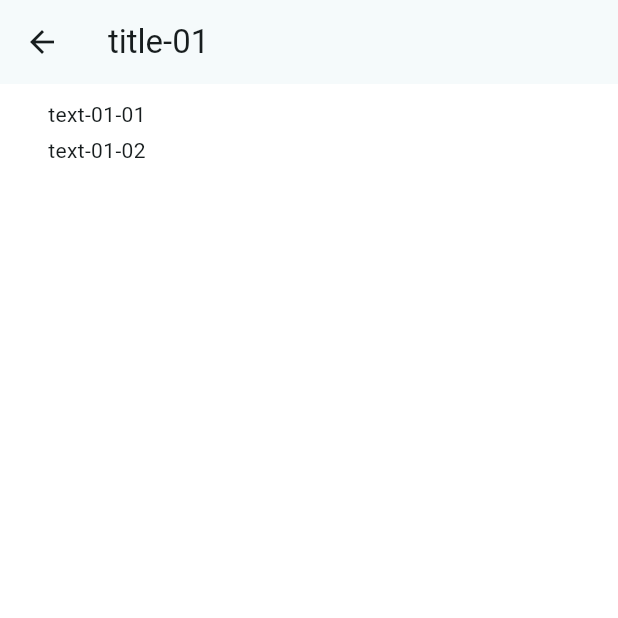
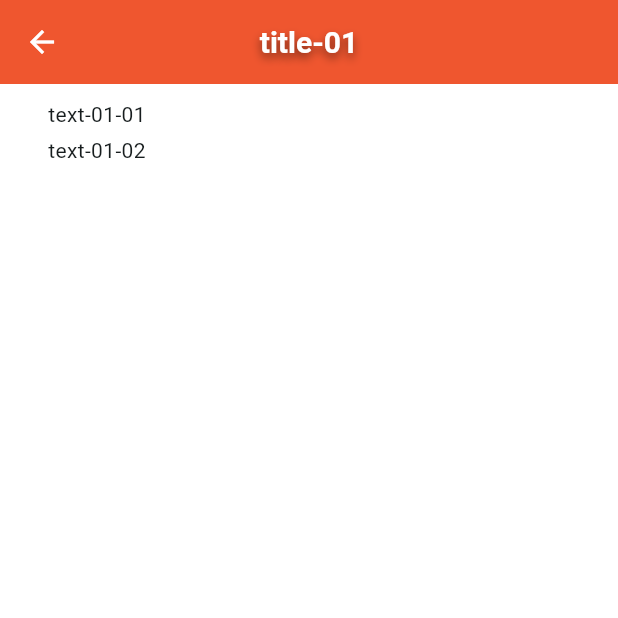
Before and after one commit to echo419/genint-client, a Flutter app: the screen it shows after launch, after a tap on the "login" icon, after a tap on "text-01", on a phone screen of 412 x 824 dp, the top half of it. Run offline on Flutter 3.47's test engine with Material 3 defaults, Android fonts, the phone set to English and light mode, and no system bars; Roboto replaces fonts that are missing (Verdana).

Commit message:
decorations wip

```diff
--- a/lib/globals/colors.dart
+++ b/lib/globals/colors.dart
@@ -4,5 +4,5 @@ class GColors {
   static Color defaultLightGrey = Colors.grey;
   static Color defaultWhite = Colors.white;
   static Color defaultBlack = Colors.black;
-  static Color defaultAmber = Colors.amber;
+  static Color defaultAmber = const Color(0xffef562f);
 }
--- a/lib/globals/decorations.dart
+++ b/lib/globals/decorations.dart
@@ -15,4 +15,16 @@ class GDecorations {
         hintMaxLines: 2,
         hintTextDirection: TextDirection.rtl);
   }
+
+  static Decoration mainContainerDecoration = BoxDecoration(
+      color: Colors.white,
+      borderRadius: const BorderRadius.all(Radius.circular(10)),
+      boxShadow: [
+        BoxShadow(
+          color: Colors.grey.withOpacity(0.5),
+          spreadRadius: 5,
+          blurRadius: 7,
+          offset: const Offset(0, 3),
+        ),
+      ]);
 }
--- a/lib/globals/styles.dart
+++ b/lib/globals/styles.dart
@@ -1,12 +1,28 @@
 import 'package:flutter/material.dart';
+import 'package:genesys_interview/globals/colors.dart';
 
 class GStyles {
   static TextStyle titleStyle =
-      const TextStyle(fontFamily: "verdana", fontSize: 20);
+      const TextStyle(fontFamily: "Verdana", fontSize: 20);
 
-  static TextStyle loginTextFieldStyle = const TextStyle(
+  static TextStyle loginTextFieldStyle = TextStyle(
     fontSize: 20.0,
-    color: Colors.black,
-    fontFamily: "Consolas",
+    color: GColors.defaultBlack,
+    fontFamily: "Verdana",
+  );
+
+  static TextStyle mainTitleStyle = TextStyle(
+    fontSize: 20.0,
+    color: GColors.defaultWhite,
+    fontFamily: "Verdana",
+    fontWeight: FontWeight.bold,
+    shadows: [
+      BoxShadow(
+        color: Colors.black.withOpacity(0.5),
+        spreadRadius: 5,
+        blurRadius: 7,
+        offset: const Offset(0, 3),
+      )
+    ],
   );
 }
--- a/lib/main.dart
+++ b/lib/main.dart
@@ -7,6 +7,7 @@ void main() {
   runApp(ChangeNotifierProvider(
     create: (context) => SharedModel(),
     child: MaterialApp(
+      debugShowCheckedModeBanner: false,
       title: 'Genesys Interview',
       theme: ThemeData(
         colorScheme: ColorScheme.fromSeed(seedColor: Colors.white),
--- a/lib/widgets/app_content_element_widget.dart
+++ b/lib/widgets/app_content_element_widget.dart
@@ -1,4 +1,5 @@
 import 'package:flutter/material.dart';
+import 'package:flutter/widgets.dart';
 import 'package:genesys_interview/messages/app_content_element_view.dart';
 import 'package:genesys_interview/widgets/main_page.dart';
 
@@ -25,6 +26,28 @@ class AppContentElementWidget extends StatelessWidget {
     ));
   }
 
+  void widgetTappedAnimation(BuildContext context) {
+    Navigator.of(context).push(
+        PageRouteBuilder(pageBuilder: (context, animation, secondaryAnimation) {
+      return MainPage(appContentElementView: appContentElementView);
+    }, transitionsBuilder: (context, animation, secondaryAnimation, child) {
+      const begin = Offset(0.0, 1.0);
+      const end = Offset.zero;
+      const curve = Curves.decelerate;
+
+      final tween = Tween(begin: begin, end: end);
+      final curvedAnimation = CurvedAnimation(
+        parent: animation,
+        curve: curve,
+      );
+
+      return SlideTransition(
+        position: tween.animate(curvedAnimation),
+        child: child,
+      );
+    }));
+  }
+
   @override
   Widget build(BuildContext context) {
     if (appContentElementView.children == null ||
@@ -34,7 +57,7 @@ class AppContentElementWidget extends StatelessWidget {
 
     return GestureDetector(
         onTap: () {
-          widgetTapped(context);
+          widgetTappedAnimation(context);
         },
         child: baseWidget);
   }
--- a/lib/widgets/login_page.dart
+++ b/lib/widgets/login_page.dart
@@ -49,14 +49,17 @@ class _LoginPageState extends State<LoginPage> {
       return Scaffold(
           backgroundColor: GColors.defaultWhite,
           body: Center(
+            child: Container(
+              constraints: const BoxConstraints(minWidth: 500, maxWidth: 1024),
               child: Column(
                 mainAxisAlignment: MainAxisAlignment.center,
                 children: [
                   const SizedBox(
                       width: 200,
                       height: 200,
-                    child: Image(image: AssetImage("assets/genesys_logo.jpg"))),
-                const Divider(),
+                      child:
+                          Image(image: AssetImage("assets/genesys_logo.jpg"))),
+                  const SizedBox(width: 500, child: Divider()),
                   SizedBox(
                       width: 500,
                       child: TextField(
@@ -66,7 +69,7 @@ class _LoginPageState extends State<LoginPage> {
                         decoration:
                             GDecorations.loginTextFieldDecoration("Username"),
                       )),
-                const Divider(),
+                  const SizedBox(width: 500, child: Divider()),
                   SizedBox(
                       width: 500,
                       child: TextField(
@@ -77,8 +80,9 @@ class _LoginPageState extends State<LoginPage> {
                         decoration:
                             GDecorations.loginTextFieldDecoration("Password"),
                       )),
-                const Divider()
+                  const SizedBox(width: 500, child: Divider()),
                 ],
+              ),
             ),
           ),
           floatingActionButton: FloatingActionButton(
--- a/lib/widgets/main_page.dart
+++ b/lib/widgets/main_page.dart
@@ -1,5 +1,7 @@
 import 'package:flutter/material.dart';
 import 'package:genesys_interview/globals/colors.dart';
+import 'package:genesys_interview/globals/decorations.dart';
+import 'package:genesys_interview/globals/styles.dart';
 import 'package:genesys_interview/messages/app_content_element_view.dart';
 import 'package:genesys_interview/messages/shared_model.dart';
 import 'package:genesys_interview/widgets/app_content_element_widget.dart';
@@ -15,12 +17,22 @@ class MainPage extends StatelessWidget {
     return Consumer<SharedModel>(builder: (context, sharedModel, child) {
       return Container(
         color: GColors.defaultWhite,
+        child: Center(
+          child: Container(
+            decoration: GDecorations.mainContainerDecoration,
+            constraints: const BoxConstraints(minWidth: 500, maxWidth: 1024),
             child: SafeArea(
               child: Scaffold(
+                backgroundColor: GColors.defaultWhite,
                 appBar: AppBar(
-              title: Text(appContentElementView.title ?? "no title"),
+                  iconTheme: IconThemeData(
+                    color: GColors.defaultWhite,
                   ),
-            backgroundColor: GColors.defaultWhite,
+                  centerTitle: true,
+                  backgroundColor: GColors.defaultAmber,
+                  title: Text(appContentElementView.title ?? "no title",
+                      style: GStyles.mainTitleStyle),
+                ),
                 body: Column(
                   mainAxisAlignment: MainAxisAlignment.start,
                   crossAxisAlignment: CrossAxisAlignment.start,
@@ -29,7 +41,8 @@ class MainPage extends StatelessWidget {
                       child: Padding(
                         padding: const EdgeInsets.all(8.0),
                         child: ListView.builder(
-                      itemCount: appContentElementView.children?.length ?? 0,
+                          itemCount:
+                              appContentElementView.children?.length ?? 0,
                           itemBuilder: (context, index) {
                             return AppContentElementWidget(
                                 appContentElementView:
@@ -42,6 +55,8 @@ class MainPage extends StatelessWidget {
                 ),
               ),
             ),
+          ),
+        ),
       );
     });
   }
```
Lines whose indentation alone changed are shown as unchanged.
